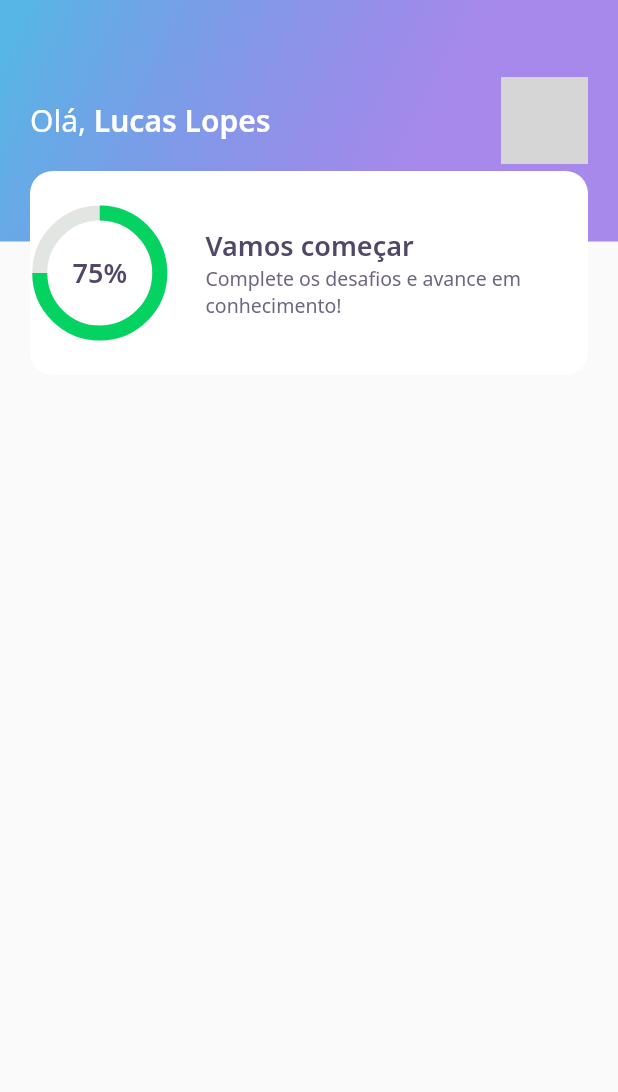
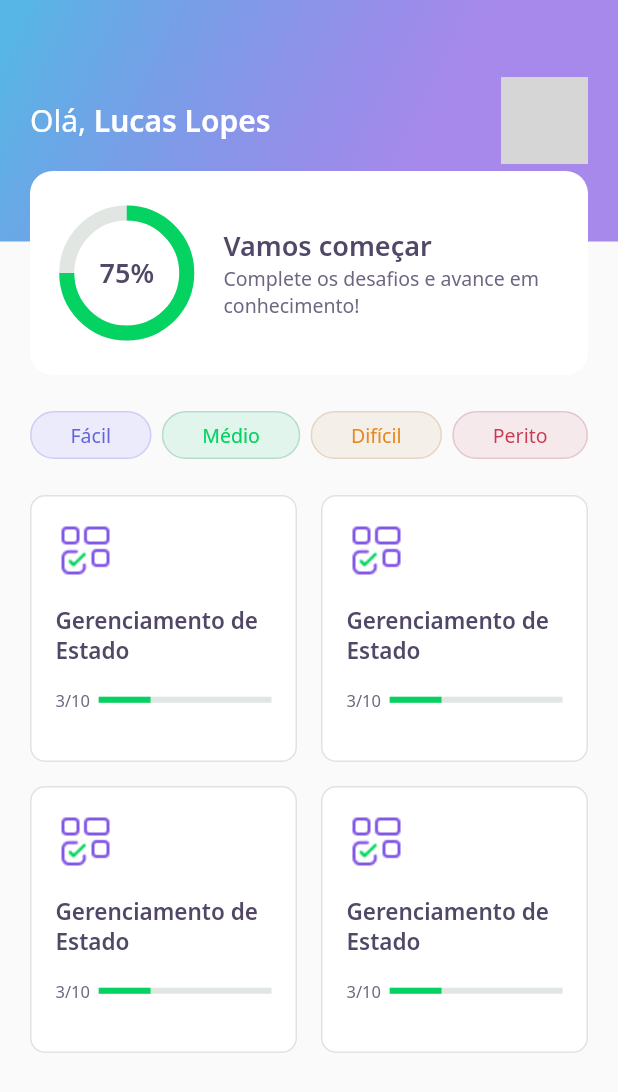
Before and after one commit to lucaslopesx/DevQuiz-Flutter-NLW5, a Flutter app: the screen it shows after launch, on a phone screen of 412 x 824 dp. Shown: the top 1092 px of the screen. Run offline on Flutter 3.47's test engine with Material 2 defaults, Android fonts, the phone set to English and light mode, and no system bars; our stand-ins replace google_fonts; network calls fail; grey boxes are pictures that could not be loaded.

Commit message:
COMMIT layout home_page

```diff
--- a/devquiz/lib/home/home_page.dart
+++ b/devquiz/lib/home/home_page.dart
@@ -1,4 +1,6 @@
 import 'package:devquiz/home/widgets/appbar/app_bar_widgets.dart';
+import 'package:devquiz/home/widgets/level_button/level_button_widget.dart';
+import 'package:devquiz/home/widgets/quiz_card/quiz_card_widget.dart';
 import 'package:flutter/material.dart';
 
 class HomePage extends StatefulWidget {
@@ -12,7 +14,49 @@ class _HomePageState extends State<HomePage> {
   @override
   Widget build(BuildContext context) {
     return Scaffold(
-      appBar: AppBarWidget(),
-    );
+        appBar: AppBarWidget(),
+        body: Padding(
+          padding: const EdgeInsets.symmetric(horizontal: 20),
+          child: Column(
+            children: [
+              SizedBox(
+                height: 24,
+              ),
+              Row(
+                mainAxisAlignment: MainAxisAlignment.spaceBetween,
+                children: [
+                  LevelButtonWidget(
+                    label: "Fácil",
+                  ),
+                  LevelButtonWidget(
+                    label: "Médio",
+                  ),
+                  LevelButtonWidget(
+                    label: "Difícil",
+                  ),
+                  LevelButtonWidget(
+                    label: "Perito",
+                  ),
+                ],
+              ),
+              SizedBox(
+                height: 24,
+              ),
+              Expanded(
+                child: GridView.count(
+                  crossAxisSpacing: 16,
+                  mainAxisSpacing: 16,
+                  crossAxisCount: 2,
+                  children: [
+                    QuizCardWidget(),
+                    QuizCardWidget(),
+                    QuizCardWidget(),
+                    QuizCardWidget()
+                  ],
+                ),
+              )
+            ],
+          ),
+        ));
   }
 }
--- a/devquiz/lib/home/widgets/appbar/app_bar_widgets.dart
+++ b/devquiz/lib/home/widgets/appbar/app_bar_widgets.dart
@@ -38,7 +38,8 @@ class AppBarWidget extends PreferredSize {
                           borderRadius: BorderRadius.circular(10),
                           image: DecorationImage(
                             image: NetworkImage(
-                                "https://avatars.githubusercontent.com/u/68665689?s=400&u=7bbd2a5a686695737fe8a8abdc23bf713648285d&v=4"),
+                              "https://avatars.githubusercontent.com/u/68665689?s=400&u=7bbd2a5a686695737fe8a8abdc23bf713648285d&v=4",
+                            ),
                           ),
                         ),
                       )
--- /dev/null
+++ b/devquiz/lib/home/widgets/level_button/level_button_widget.dart
@@ -0,0 +1,56 @@
+import 'package:devquiz/core/app_colors.dart';
+import 'package:devquiz/core/app_text_styles.dart';
+import 'package:flutter/cupertino.dart';
+import 'package:google_fonts/google_fonts.dart';
+
+class LevelButtonWidget extends StatelessWidget {
+  final String label;
+  LevelButtonWidget({
+    Key? key,
+    required this.label,
+  })   : assert(["Fácil", "Médio", "Difícil", "Perito"].contains(label)),
+        super(key: key);
+
+  final config = {
+    "Fácil": {
+      "color": AppColors.levelButtonFacil,
+      "borderColor": AppColors.levelButtonBorderFacil,
+      "fontColor": AppColors.levelButtonTextFacil,
+    },
+    "Médio": {
+      "color": AppColors.levelButtonMedio,
+      "borderColor": AppColors.levelButtonBorderMedio,
+      "fontColor": AppColors.levelButtonTextMedio,
+    },
+    "Difícil": {
+      "color": AppColors.levelButtonDificil,
+      "borderColor": AppColors.levelButtonBorderDificil,
+      "fontColor": AppColors.levelButtonTextDificil,
+    },
+    "Perito": {
+      "color": AppColors.levelButtonPerito,
+      "borderColor": AppColors.levelButtonBorderPerito,
+      "fontColor": AppColors.levelButtonTextPerito,
+    },
+  };
+  Color get color => config[label]!['color']!;
+  Color get borderColor => config[label]!['borderColor']!;
+  Color get fontColor => config[label]!['fontColor']!;
+
+  @override
+  Widget build(BuildContext context) {
+    return Container(
+        decoration: BoxDecoration(
+          color: color,
+          border: Border.fromBorderSide(BorderSide(color: borderColor)),
+          borderRadius: BorderRadius.circular(28),
+        ),
+        child: Padding(
+          padding: const EdgeInsets.symmetric(horizontal: 26, vertical: 6),
+          child: Text(
+            label,
+            style: GoogleFonts.notoSans(color: fontColor, fontSize: 13),
+          ),
+        ));
+  }
+}
--- /dev/null
+++ b/devquiz/lib/home/widgets/quiz_card/quiz_card_widget.dart
@@ -0,0 +1,58 @@
+import 'package:devquiz/core/app_colors.dart';
+import 'package:devquiz/core/app_images.dart';
+import 'package:devquiz/core/app_text_styles.dart';
+import 'package:flutter/material.dart';
+
+class QuizCardWidget extends StatelessWidget {
+  @override
+  Widget build(BuildContext context) {
+    return Container(
+      padding: EdgeInsets.all(16),
+      decoration: BoxDecoration(
+        border: Border.fromBorderSide(BorderSide(color: AppColors.border)),
+        color: AppColors.white,
+        borderRadius: BorderRadius.circular(10),
+      ),
+      child: Column(
+        crossAxisAlignment: CrossAxisAlignment.start,
+        children: [
+          Container(
+            height: 40,
+            width: 40,
+            child: Image.asset(AppImages.blocks),
+          ),
+          SizedBox(
+            height: 16,
+          ),
+          Text(
+            "Gerenciamento de Estado",
+            style: AppTextStyles.heading15,
+          ),
+          SizedBox(
+            height: 16,
+          ),
+          Row(
+            children: [
+              Expanded(
+                flex: 1,
+                child: Text(
+                  "3/10",
+                  style: AppTextStyles.body11,
+                ),
+              ),
+              Expanded(
+                flex: 4,
+                child: LinearProgressIndicator(
+                  value: 0.3,
+                  backgroundColor: AppColors.chartSecondary,
+                  valueColor:
+                      AlwaysStoppedAnimation<Color>(AppColors.chartPrimary),
+                ),
+              )
+            ],
+          )
+        ],
+      ),
+    );
+  }
+}
--- a/devquiz/lib/home/widgets/score_card/score_card_widget.dart
+++ b/devquiz/lib/home/widgets/score_card/score_card_widget.dart
@@ -14,6 +14,8 @@ class ScoreCardWidget extends StatelessWidget {
           color: AppColors.white,
           borderRadius: BorderRadius.circular(15),
         ),
+        child: Padding(
+          padding: const EdgeInsets.symmetric(horizontal: 24),
           child: Row(
             crossAxisAlignment: CrossAxisAlignment.center,
             children: [
@@ -44,6 +46,7 @@ class ScoreCardWidget extends StatelessWidget {
             ],
           ),
         ),
+      ),
     );
   }
 }
```
Lines whose indentation alone changed are shown as unchanged.
